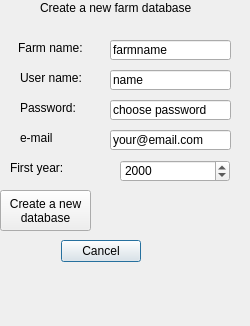
This is widgets/create_farm_popup_base.ui in axelande/geodatafarm3 as Qt 5 draws it before an edit. The edited form follows.
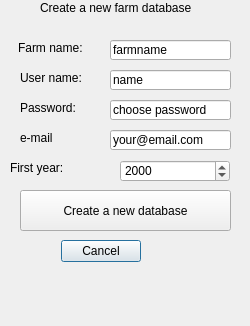
This is the edited form.

```diff
--- a/widgets/create_farm_popup_base.ui
+++ b/widgets/create_farm_popup_base.ui
@@ -38,15 +38,14 @@
    </property>
    <property name="geometry">
     <rect>
-     <x>0</x>
+     <x>20</x>
      <y>190</y>
-     <width>91</width>
+     <width>211</width>
      <height>41</height>
     </rect>
    </property>
    <property name="text">
-    <string>Create a new 
-database</string>
+    <string>Create a new database</string>
    </property>
   </widget>
   <widget class="QLineEdit" name="farm_name">
```
